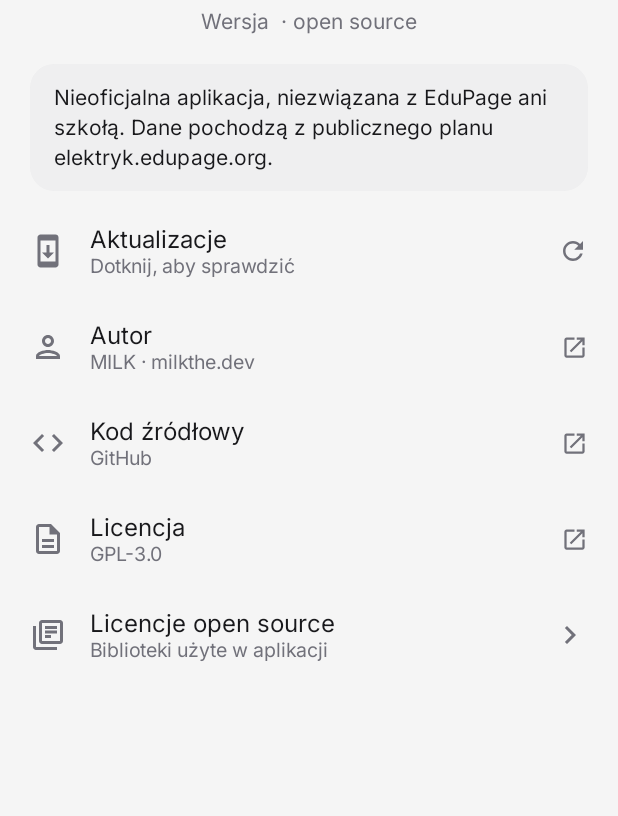
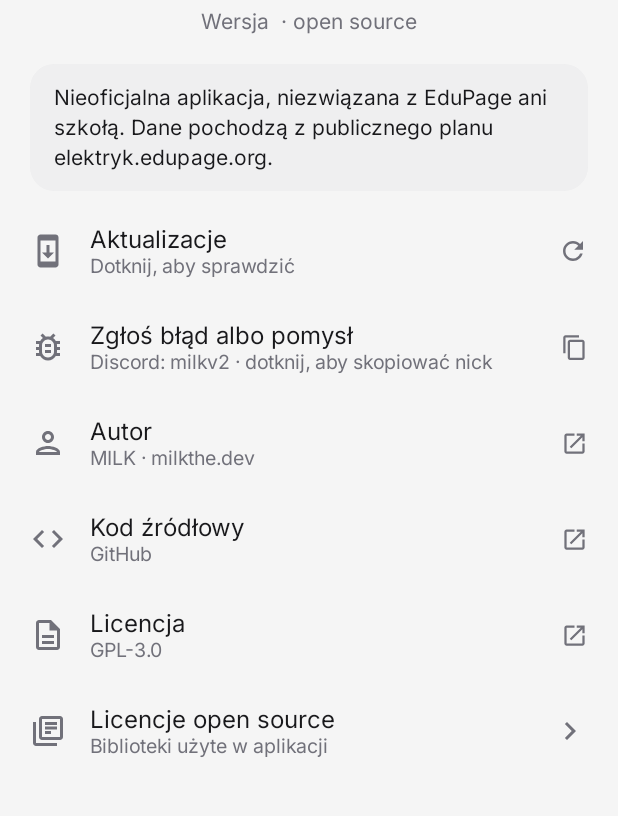
Before and after one commit to MILKv2/EPlan, an Android app built with Jetpack Compose: the composable AboutScreen shown on its own in the app's theme, on a phone screen of 412 x 824 dp, the part 310-1126 px from its top. Run offline under Robolectric (Android 15) with nearby library versions, the phone set to English and light mode, and no system bars; our stand-ins replace Dagger/Hilt's generated code; libraries missing offline, so code that uses them is left out: androidx.hilt.lifecycle; 2 statements that could not run were skipped.

Commit message:
Bug reports via Discord; drop the GitHub worker deploy (#19)
* Drop the GitHub worker deploy; test the worker in the Tests workflow

Cloudflare's Git integration already deploys worker/ from main, so worker.yml
only failed for lack of a Cloudflare token.

Co-Authored-By: Claude Opus 5.5 <noreply@anthropic.com>
Claude-Session: https://claude.ai/code/session_017BEign3YtX5guJzLiunSrW

* Bug reports go to Discord: About row and crash screen

About gets a "Zgłoś błąd albo pomysł" row that copies the Discord nick;
the crash screen names it. Copying text moves to a shared copyText helper.

Co-Authored-By: Claude Opus 5.5 <noreply@anthropic.com>
Claude-Session: https://claude.ai/code/session_017BEign3YtX5guJzLiunSrW

---------

Co-authored-by: Claude <noreply@anthropic.com>

```diff
--- a/android/app/src/main/kotlin/dev/milkthe/qbitplan/ui/settings/AboutScreen.kt
+++ b/android/app/src/main/kotlin/dev/milkthe/qbitplan/ui/settings/AboutScreen.kt
@@ -14,14 +14,16 @@ import androidx.compose.foundation.rememberScrollState
 import androidx.compose.foundation.shape.RoundedCornerShape
 import androidx.compose.foundation.verticalScroll
 import androidx.compose.material.icons.Icons
+import androidx.compose.material.icons.automirrored.outlined.LibraryBooks
 import androidx.compose.material.icons.automirrored.outlined.OpenInNew
+import androidx.compose.material.icons.outlined.BugReport
 import androidx.compose.material.icons.outlined.Code
+import androidx.compose.material.icons.outlined.ContentCopy
 import androidx.compose.material.icons.outlined.Description
 import androidx.compose.material.icons.outlined.Download
+import androidx.compose.material.icons.outlined.Person
 import androidx.compose.material.icons.outlined.Refresh
 import androidx.compose.material.icons.outlined.SystemUpdate
-import androidx.compose.material.icons.automirrored.outlined.LibraryBooks
-import androidx.compose.material.icons.outlined.Person
 import androidx.compose.material3.CircularProgressIndicator
 import androidx.compose.material3.Icon
 import androidx.compose.material3.MaterialTheme
@@ -32,6 +34,7 @@ import androidx.compose.ui.Alignment
 import androidx.compose.ui.Modifier
 import androidx.compose.ui.draw.clip
 import androidx.compose.ui.graphics.vector.ImageVector
+import androidx.compose.ui.platform.LocalContext
 import androidx.compose.ui.platform.LocalUriHandler
 import androidx.compose.ui.res.stringResource
 import androidx.compose.ui.unit.dp
@@ -45,6 +48,7 @@ import dev.milkthe.qbitplan.ui.common.AppIcon
 import dev.milkthe.qbitplan.ui.common.BackHeader
 import dev.milkthe.qbitplan.ui.common.Chevron
 import dev.milkthe.qbitplan.ui.common.SettingsRow
+import dev.milkthe.qbitplan.ui.common.copyText
 import dev.milkthe.qbitplan.ui.theme.QbitTheme
 
 private const val AUTHOR_URL = "https://milkthe.dev"
@@ -71,6 +75,16 @@ fun AboutScreen(onBack: () -> Unit, onLicenses: () -> Unit, vm: AboutViewModel =
                 modifier = Modifier.padding(start = 20.dp, end = 20.dp, bottom = 8.dp).clip(RoundedCornerShape(16.dp)).background(colors.surfaceSecondary).padding(horizontal = 16.dp, vertical = 14.dp),
             )
             UpdateRow(update, onCheck = vm::checkNow, onDownload = { uri.openUri(it.apkUrl ?: it.pageUrl) })
+            val context = LocalContext.current
+            val discord = stringResource(R.string.contact_discord)
+            SettingsRow(
+                stringResource(R.string.about_report),
+                stringResource(R.string.about_report_value, discord),
+                onClick = { context.copyText(discord, R.string.about_report_copied) },
+                leading = { Icon(Icons.Outlined.BugReport, contentDescription = null, tint = colors.muted) },
+            ) {
+                Icon(Icons.Outlined.ContentCopy, contentDescription = null, tint = colors.muted, modifier = Modifier.size(18.dp))
+            }
             LinkRow(Icons.Outlined.Person, stringResource(R.string.about_author), stringResource(R.string.about_author_value)) { uri.openUri(AUTHOR_URL) }
             LinkRow(Icons.Outlined.Code, stringResource(R.string.about_source), stringResource(R.string.about_source_value)) { uri.openUri(REPO_URL) }
             LinkRow(Icons.Outlined.Description, stringResource(R.string.about_license), stringResource(R.string.about_license_value)) { uri.openUri(LICENSE_URL) }
--- a/android/app/src/main/res/values/strings.xml
+++ b/android/app/src/main/res/values/strings.xml
@@ -171,6 +171,10 @@
     <string name="about_license_value">GPL-3.0</string>
     <string name="about_oss_licenses">Licencje open source</string>
     <string name="about_oss_desc">Biblioteki użyte w aplikacji</string>
+    <string name="contact_discord" translatable="false">milkv2</string>
+    <string name="about_report">Zgłoś błąd albo pomysł</string>
+    <string name="about_report_value">Discord: %1$s · dotknij, aby skopiować nick</string>
+    <string name="about_report_copied">Skopiowano nick</string>
     <string name="about_updates">Aktualizacje</string>
     <string name="about_update_never">Dotknij, aby sprawdzić</string>
     <string name="about_update_checking">Sprawdzam…</string>
@@ -224,7 +228,7 @@
 
     <!-- Crash screen -->
     <string name="crash_title">Coś poszło nie tak</string>
-    <string name="crash_text">E-Plan nieoczekiwanie się zamknął. Twój profil i zapisany plan są bezpieczne. Jeśli to się powtarza, skopiuj szczegóły błędu i wyślij je autorowi.</string>
+    <string name="crash_text">E-Plan nieoczekiwanie się zamknął. Twój profil i zapisany plan są bezpieczne. Jeśli to się powtarza, skopiuj szczegóły błędu i wyślij je na Discordzie do %1$s.</string>
     <string name="crash_restart">Uruchom ponownie</string>
     <string name="crash_copy">Kopiuj szczegóły błędu</string>
     <string name="crash_copied">Skopiowano</string>
```
Also changed, not shown: android/app/src/main/kotlin/dev/milkthe/qbitplan/crash/CrashActivity.kt (+3 -11 lines), android/app/src/main/kotlin/dev/milkthe/qbitplan/ui/common/Clipboard.kt (added, +15 -0 lines), 4 other files.
